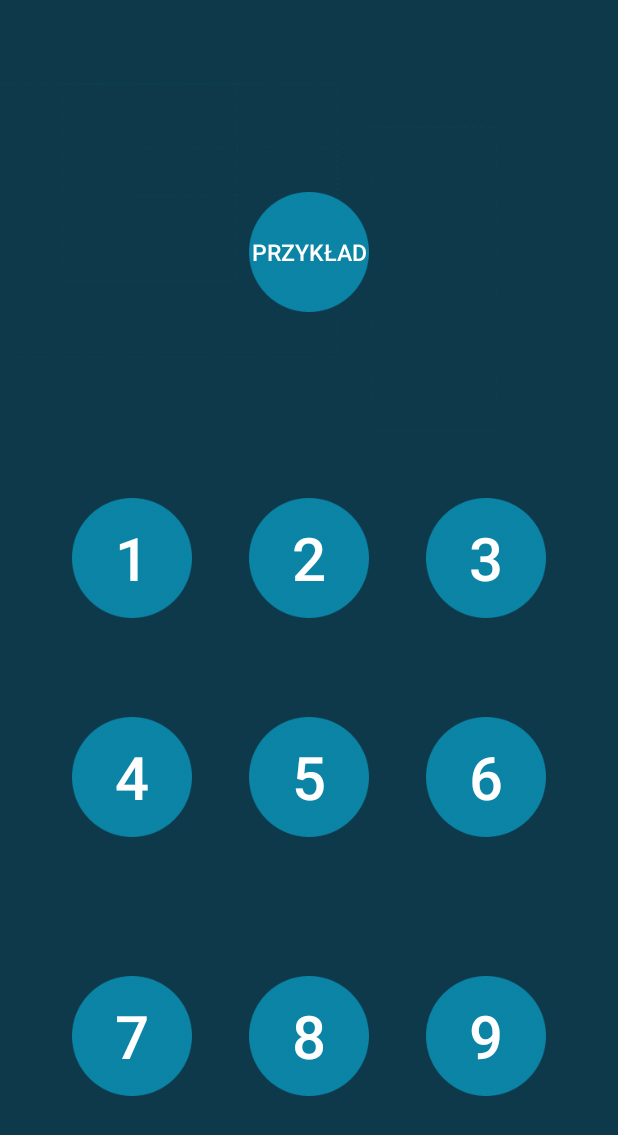
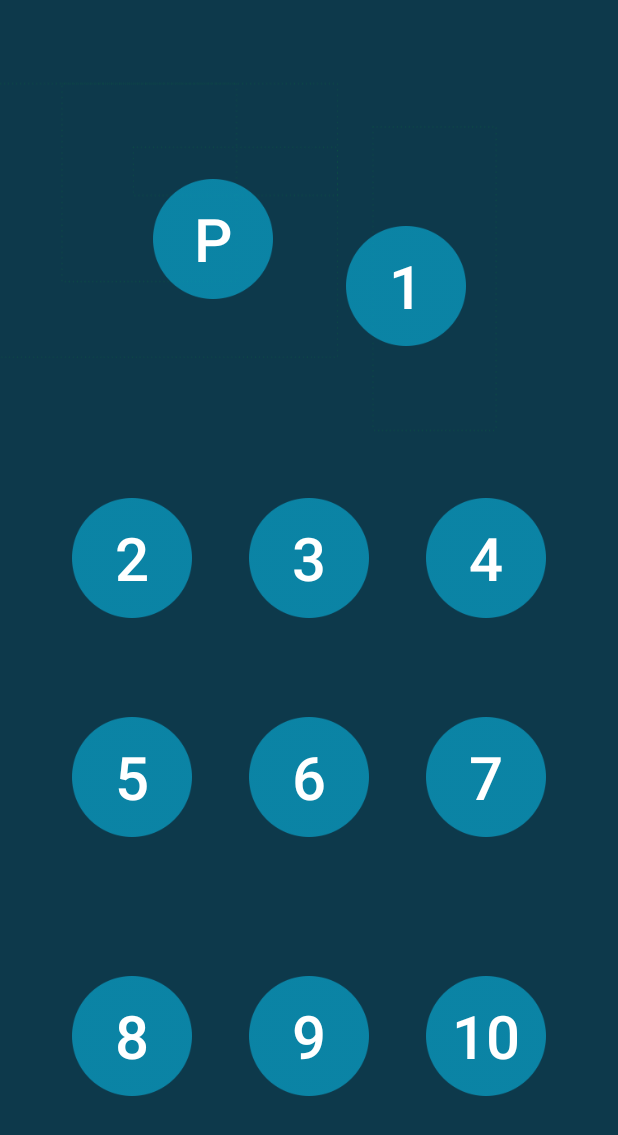
Before and after one commit to monikamyszke/Mathemory, an Android app: the layout activity_levels_menu.xml on its own in the app's theme, with its tools: preview values and no code run, on a phone screen of 412 x 824 dp. Shown: the top 1135 px of the screen. Run offline under Robolectric (Android 15) with nearby library versions, the phone set to English and light mode, and no system bars.

Commit message:
Dodanie 10. poziomu

```diff
--- a/app/src/main/java/com/example/monikam/mathemory/LevelsMenu.java
+++ b/app/src/main/java/com/example/monikam/mathemory/LevelsMenu.java
@@ -33,7 +33,7 @@ public class LevelsMenu extends AppCompatActivity {
 
         final List<Button> levelButtons = new ArrayList<Button>(); // lista z poziomami 1-9
 
-        for(int i = 1; i < 10; i++) {
+        for(int i = 1; i < 11; i++) {
             int id = getResources().getIdentifier("lev"+i, "id", getPackageName());
             Button b = (Button) findViewById(id);
             levelButtons.add(b);
@@ -47,10 +47,10 @@ public class LevelsMenu extends AppCompatActivity {
                         Intent i = null;
 
                         // przyporządkowanie poziomom odpowiednich plansz
-                        if (levelButtons.indexOf(v) > 0 && levelButtons.indexOf(v) < 3) {
+                        if (levelButtons.indexOf(v) > 0 && levelButtons.indexOf(v) < 4) {
                             i = new Intent(getApplicationContext(), FourFieldsGame.class);
                         }
-                        else if (levelButtons.indexOf(v) > 2 && levelButtons.indexOf(v) < 6) {
+                        else if (levelButtons.indexOf(v) > 3 && levelButtons.indexOf(v) < 7) {
                             i = new Intent(getApplicationContext(), SixFieldsGame.class);
                         }
                         else {
--- a/app/src/main/res/layout/activity_levels_menu.xml
+++ b/app/src/main/res/layout/activity_levels_menu.xml
@@ -28,18 +28,17 @@
        android:layout_width="80dp"
        android:layout_height="80dp"
        android:background="@drawable/number_icon"
-       android:text="Przykład"
+       android:text="P"
        android:textColor="@color/white"
-       android:textSize="15dp"
+       android:textSize="40dp"
        app:layout_constraintTop_toTopOf="parent"
-       android:layout_marginTop="67dp"
+       android:layout_marginTop="88dp"
        android:layout_marginLeft="8dp"
        app:layout_constraintLeft_toLeftOf="parent"
+       app:layout_constraintRight_toLeftOf="@+id/guideline20"
        android:layout_marginRight="8dp"
-       app:layout_constraintRight_toRightOf="parent"
-       android:layout_marginBottom="8dp"
-       app:layout_constraintBottom_toTopOf="@+id/lev2"
-       app:layout_constraintVertical_bias="0.344" />
+       app:layout_constraintBottom_toTopOf="@+id/guideline8"
+       app:layout_constraintHorizontal_bias="0.857" />
 
    <Button
        android:id="@+id/lev1"
@@ -50,14 +49,14 @@
        android:textColor="@color/white"
        android:textSize="40dp"
        app:layout_constraintTop_toTopOf="parent"
-        android:layout_marginTop="205dp"
-        app:layout_constraintRight_toLeftOf="@+id/guideline"
+       android:layout_marginTop="88dp"
        android:layout_marginRight="8dp"
+       app:layout_constraintRight_toRightOf="parent"
        android:layout_marginLeft="8dp"
-        app:layout_constraintLeft_toLeftOf="parent"
-        app:layout_constraintHorizontal_bias="1.0"
-        android:layout_marginBottom="0dp"
-        app:layout_constraintBottom_toTopOf="@+id/guideline3"
+       app:layout_constraintBottom_toTopOf="@+id/guideline8"
+       app:layout_constraintLeft_toLeftOf="@+id/guideline20"
+       app:layout_constraintHorizontal_bias="0.154"
+
        app:layout_constraintVertical_bias="1.0" />
 
    <Button
@@ -67,9 +66,28 @@
        android:layout_marginBottom="0dp"
        android:layout_marginLeft="8dp"
        android:layout_marginRight="8dp"
+       android:layout_marginTop="205dp"
+       android:background="@drawable/number_icon"
+       android:text="2"
+       android:textColor="@color/white"
+       android:textSize="40dp"
+       app:layout_constraintBottom_toTopOf="@+id/guideline3"
+       app:layout_constraintHorizontal_bias="1.0"
+       app:layout_constraintLeft_toLeftOf="parent"
+       app:layout_constraintRight_toLeftOf="@+id/guideline"
+       app:layout_constraintTop_toTopOf="parent"
+       app:layout_constraintVertical_bias="1.0" />
+
+   <Button
+       android:id="@+id/lev3"
+       android:layout_width="80dp"
+       android:layout_height="80dp"
+       android:layout_marginBottom="0dp"
+       android:layout_marginLeft="8dp"
+       android:layout_marginRight="8dp"
        android:layout_marginTop="207dp"
        android:background="@drawable/number_icon"
-       android:text="2"
+       android:text="3"
        android:textColor="@color/white"
        android:textSize="40dp"
        app:layout_constraintBottom_toTopOf="@+id/guideline3"
@@ -79,11 +97,11 @@
        app:layout_constraintVertical_bias="1.0" />
 
    <Button
-       android:id="@+id/lev3"
+       android:id="@+id/lev4"
        android:layout_width="80dp"
        android:layout_height="80dp"
        android:background="@drawable/number_icon"
-       android:text="3"
+       android:text="4"
        android:textColor="@color/white"
        android:textSize="40dp"
        android:layout_marginLeft="8dp"
@@ -98,22 +116,6 @@
        app:layout_constraintVertical_bias="1.0" />
 
    <Button
-       android:id="@+id/lev4"
-       android:layout_width="80dp"
-       android:layout_height="80dp"
-       android:background="@drawable/number_icon"
-       android:text="4"
-       android:textColor="@color/white"
-       android:textSize="40dp"
-       android:layout_marginLeft="8dp"
-       app:layout_constraintLeft_toLeftOf="parent"
-       app:layout_constraintRight_toLeftOf="@+id/guideline"
-       android:layout_marginRight="8dp"
-       app:layout_constraintHorizontal_bias="1.0"
-       app:layout_constraintTop_toTopOf="@+id/guideline4"
-       tools:layout_editor_absoluteY="351dp" />
-
-   <Button
        android:id="@+id/lev5"
        android:layout_width="80dp"
        android:layout_height="80dp"
@@ -122,9 +124,10 @@
        android:textColor="@color/white"
        android:textSize="40dp"
        android:layout_marginLeft="8dp"
-       app:layout_constraintLeft_toLeftOf="@+id/guideline"
-       app:layout_constraintRight_toLeftOf="@+id/guideline2"
+       app:layout_constraintLeft_toLeftOf="parent"
+       app:layout_constraintRight_toLeftOf="@+id/guideline"
        android:layout_marginRight="8dp"
+       app:layout_constraintHorizontal_bias="1.0"
        app:layout_constraintTop_toTopOf="@+id/guideline4"
        tools:layout_editor_absoluteY="351dp" />
 
@@ -137,10 +140,9 @@
        android:textColor="@color/white"
        android:textSize="40dp"
        android:layout_marginLeft="8dp"
-       app:layout_constraintLeft_toLeftOf="@+id/guideline2"
+       app:layout_constraintLeft_toLeftOf="@+id/guideline"
+       app:layout_constraintRight_toLeftOf="@+id/guideline2"
        android:layout_marginRight="8dp"
-       app:layout_constraintRight_toRightOf="parent"
-       app:layout_constraintHorizontal_bias="0.0"
        app:layout_constraintTop_toTopOf="@+id/guideline4"
        tools:layout_editor_absoluteY="351dp" />
 
@@ -153,12 +155,12 @@
        android:textColor="@color/white"
        android:textSize="40dp"
        android:layout_marginLeft="8dp"
-       app:layout_constraintLeft_toLeftOf="parent"
-       app:layout_constraintRight_toLeftOf="@+id/guideline"
+       app:layout_constraintLeft_toLeftOf="@+id/guideline2"
        android:layout_marginRight="8dp"
-       app:layout_constraintHorizontal_bias="1.0"
-       app:layout_constraintTop_toTopOf="@+id/guideline6"
-       tools:layout_editor_absoluteY="470dp" />
+       app:layout_constraintRight_toRightOf="parent"
+       app:layout_constraintHorizontal_bias="0.0"
+       app:layout_constraintTop_toTopOf="@+id/guideline4"
+       tools:layout_editor_absoluteY="351dp" />
 
    <Button
        android:id="@+id/lev8"
@@ -169,9 +171,10 @@
        android:textColor="@color/white"
        android:textSize="40dp"
        android:layout_marginLeft="8dp"
-       app:layout_constraintLeft_toLeftOf="@+id/guideline"
-       app:layout_constraintRight_toLeftOf="@+id/guideline2"
+       app:layout_constraintLeft_toLeftOf="parent"
+       app:layout_constraintRight_toLeftOf="@+id/guideline"
        android:layout_marginRight="8dp"
+       app:layout_constraintHorizontal_bias="1.0"
        app:layout_constraintTop_toTopOf="@+id/guideline6"
        tools:layout_editor_absoluteY="470dp" />
 
@@ -184,12 +187,28 @@
        android:textColor="@color/white"
        android:textSize="40dp"
        android:layout_marginLeft="8dp"
+       app:layout_constraintLeft_toLeftOf="@+id/guideline"
+       app:layout_constraintRight_toLeftOf="@+id/guideline2"
+       android:layout_marginRight="8dp"
+       app:layout_constraintTop_toTopOf="@+id/guideline6"
+       tools:layout_editor_absoluteY="470dp" />
+
+   <Button
+       android:id="@+id/lev10"
+       android:layout_width="80dp"
+       android:layout_height="80dp"
+       android:background="@drawable/number_icon"
+       android:text="10"
+       android:textColor="@color/white"
+       android:textSize="40dp"
+       android:layout_marginLeft="8dp"
        app:layout_constraintLeft_toLeftOf="@+id/guideline2"
        android:layout_marginRight="8dp"
        app:layout_constraintRight_toRightOf="parent"
        app:layout_constraintHorizontal_bias="0.0"
        app:layout_constraintTop_toTopOf="@+id/guideline6"
        tools:layout_editor_absoluteY="470dp" />
+
 
    <android.support.constraint.Guideline
        android:layout_width="wrap_content"
@@ -240,4 +259,13 @@
         android:orientation="horizontal"
         app:layout_constraintGuide_percent="0.28" />
 
+   <android.support.constraint.Guideline
+       android:layout_width="wrap_content"
+       android:layout_height="wrap_content"
+       android:id="@+id/guideline20"
+       android:orientation="vertical"
+       app:layout_constraintGuide_percent="0.5" />
+
+
+
 </android.support.constraint.ConstraintLayout>
```
Lines whose indentation alone changed are shown as unchanged.
